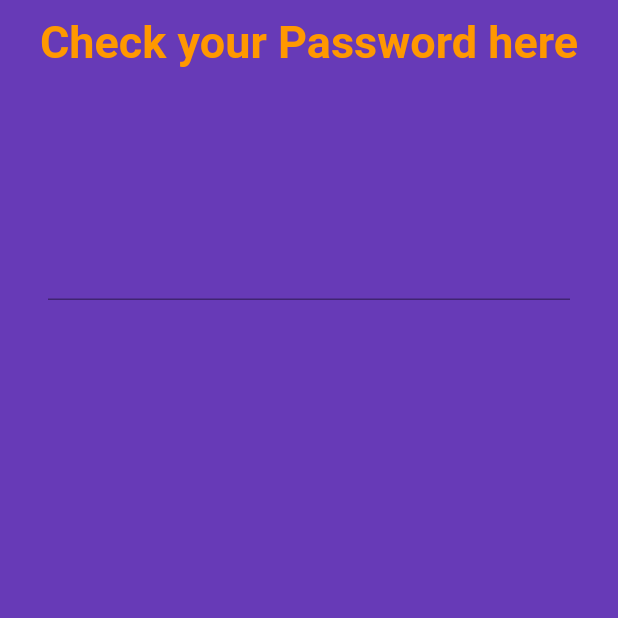
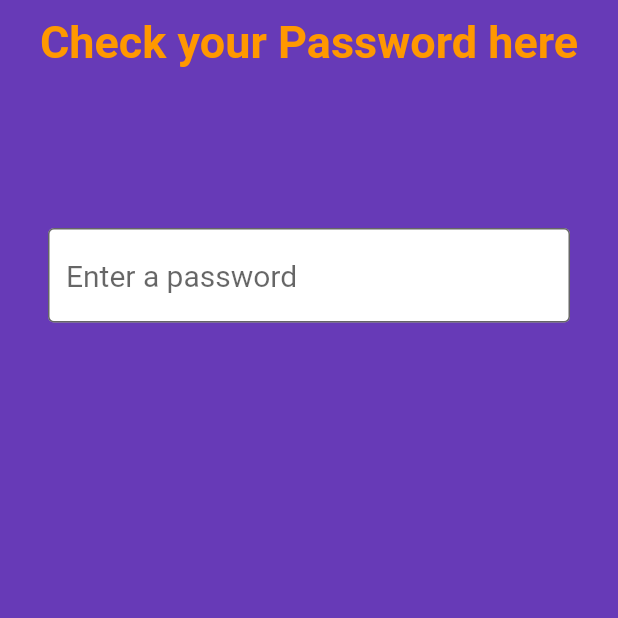
Before and after one commit to Rohit-RA-2020/flutter_password_checker, a Flutter app: the screen it shows after launch, on a phone screen of 412 x 824 dp, the top half of it. Run offline on Flutter 3.47's test engine with Material 2 defaults, Android fonts, the phone set to English and light mode, and no system bars; our stand-ins replace google_fonts.

Commit message:
Input field Look

```diff
--- a/lib/main.dart
+++ b/lib/main.dart
@@ -98,6 +98,21 @@ class _MyHomePageState extends State<MyHomePage> with TickerProviderStateMixin {
               padding: const EdgeInsets.symmetric(horizontal: 32),
               child: TextField(
                 controller: textController,
+                style: TextStyle(fontSize: 20, color: Colors.black87),
+                obscureText: true,
+                decoration: InputDecoration(
+                  hintText: "Enter a password",
+                  fillColor: Colors.white,
+                  filled: true,
+                  focusedBorder: OutlineInputBorder(
+                    borderRadius: BorderRadius.circular(4),
+                    borderSide: BorderSide(width: 0),
+                  ),
+                  border: OutlineInputBorder(
+                    borderRadius: BorderRadius.circular(4),
+                    borderSide: BorderSide(width: 0),
+                  ),
+                ),
               ),
             )
           ],
--- a/lib/validator.dart
+++ b/lib/validator.dart
@@ -4,7 +4,11 @@ class ValidationItem extends StatefulWidget {
   final String title;
   final bool valid;
 
-  ValidationItem({Key key, this.title, this.valid}) : super(key: key);
+  ValidationItem({
+    Key key,
+    @required this.title,
+    @required this.valid,
+  }) : super(key: key);
 
   @override
   _ValidationItemState createState() => _ValidationItemState();
```
